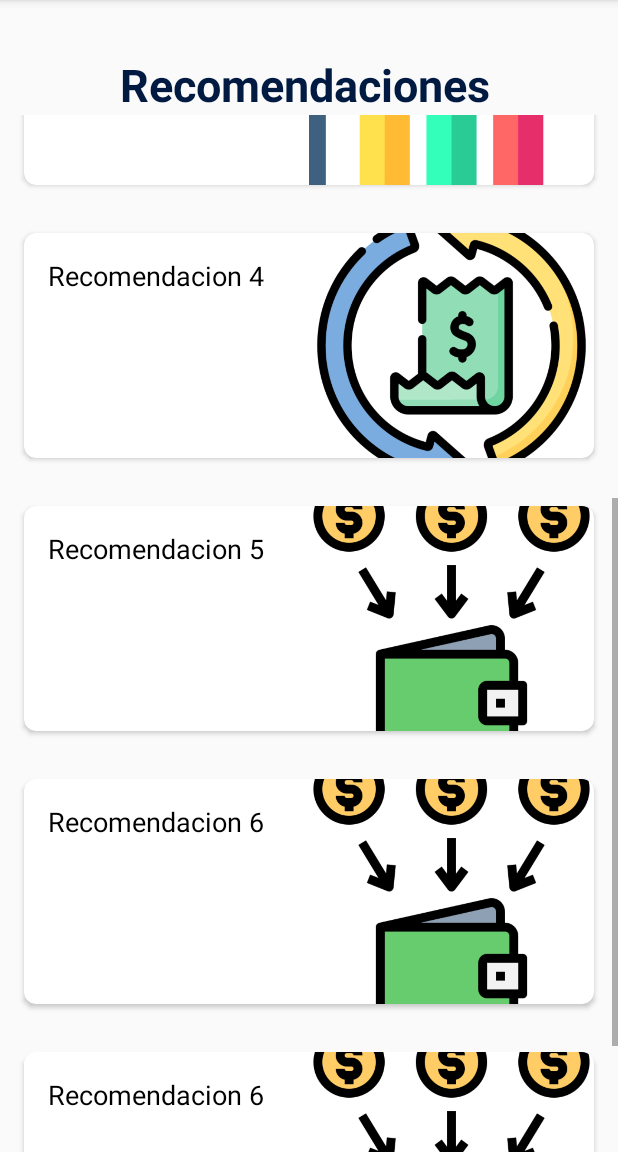
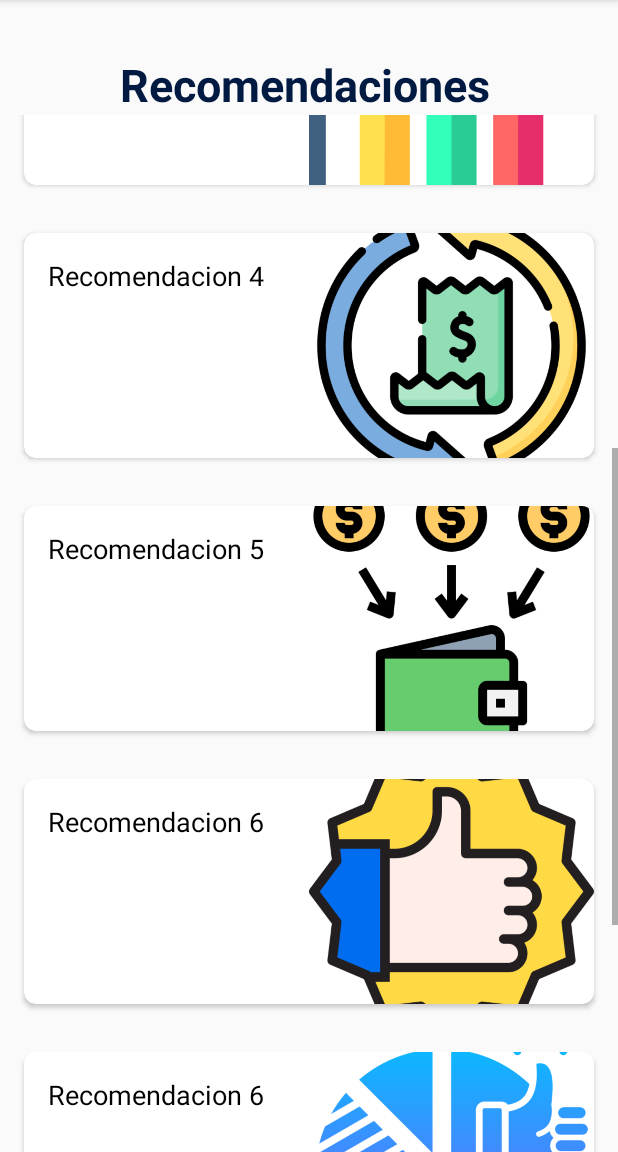
Before and after one commit to JmanCentral/Finazapp, an Android app built with Jetpack Compose: the fragment FragmentProyecciones shown on its own in the app's theme, scrolled down 483 dp, on a phone screen of 412 x 824 dp, the part 84-1236 px from its top. Run offline under Robolectric (Android 15) with nearby library versions, the phone set to English and light mode, and no system bars; our stand-ins replace Room's generated code.

Commit message:
Últimos Commits

```diff
--- a/app/src/main/java/com/practica/finazapp/DAOS/DAO.kt
+++ b/app/src/main/java/com/practica/finazapp/DAOS/DAO.kt
@@ -157,6 +157,11 @@ interface GastoDao {
     @Query("SELECT categoria, SUM(valor) as totalValor FROM Gasto WHERE idUsuario = :usuarioId GROUP BY categoria ORDER BY totalValor DESC")
     fun getCategoriasConMasGastos(usuarioId: Long): LiveData<List<CategoriaTotal>>
 
+    @Query("SELECT categoria, AVG(valor) AS gastoPromedio FROM Gasto WHERE idUsuario = :usuarioId GROUP BY categoria")
+    fun getGastoPromedioPorCategoria(usuarioId: Long): LiveData<List<GastoPromedio>>
+
+    @Query("SELECT SUM(valor) / COUNT(DISTINCT fecha) AS gastoPromedioDiario FROM Gasto WHERE idUsuario = :usuarioId")
+    fun getGastoPromedioDiarioTotal(usuarioId: Long): LiveData<Double>
 
 
 }
--- a/app/src/main/java/com/practica/finazapp/Repositorios/GastoRepository.kt
+++ b/app/src/main/java/com/practica/finazapp/Repositorios/GastoRepository.kt
@@ -3,6 +3,7 @@ package com.practica.finazapp.Repositorios
 import androidx.lifecycle.LiveData
 import com.practica.finazapp.DAOS.CategoriaTotal
 import com.practica.finazapp.DAOS.GastoDao
+import com.practica.finazapp.DAOS.GastoPromedio
 import com.practica.finazapp.Entidades.Gasto
 
 class GastoRepository(private val gastoDao: GastoDao) {
@@ -67,4 +68,11 @@ class GastoRepository(private val gastoDao: GastoDao) {
         return gastoDao.getCategoriasConMasGastos(usuarioId)
     }
 
+    fun getpromediodiario(usuarioId: Long): LiveData<List<GastoPromedio>> {
+        return gastoDao.getGastoPromedioPorCategoria(usuarioId)
+    }
+    fun getPromedioDiario(usuarioId: Long): LiveData<Double> {
+        return gastoDao.getGastoPromedioDiarioTotal(usuarioId)
+    }
+
 }
--- a/app/src/main/java/com/practica/finazapp/ViewModel/GastosViewModel.kt
+++ b/app/src/main/java/com/practica/finazapp/ViewModel/GastosViewModel.kt
@@ -6,6 +6,7 @@ import androidx.lifecycle.LiveData
 import androidx.lifecycle.viewModelScope
 import com.practica.finazapp.DAOS.AppDatabase
 import com.practica.finazapp.DAOS.CategoriaTotal
+import com.practica.finazapp.DAOS.GastoPromedio
 import com.practica.finazapp.Entidades.Gasto
 import com.practica.finazapp.Repositorios.GastoRepository
 import kotlinx.coroutines.Dispatchers
@@ -94,4 +95,16 @@ class GastosViewModel(application: Application) :AndroidViewModel(application) {
     fun getCategoriasConMasGastos(usuarioId: Long): LiveData<List<CategoriaTotal>> {
         return repository.getCategoriasConMasGastos(usuarioId)
     }
+
+    fun gastopromediomes(usuarioId: Long): LiveData<List<GastoPromedio>>
+    {
+        return repository.getpromediodiario(usuarioId)
+    }
+
+    fun gastopromediodiario(usuarioId: Long): LiveData<Double> {
+        return repository.getPromedioDiario(usuarioId)
+
+    }
+
+
 }
--- a/app/src/main/java/com/practica/finazapp/Vista/FragmentProyecciones.kt
+++ b/app/src/main/java/com/practica/finazapp/Vista/FragmentProyecciones.kt
@@ -157,7 +157,18 @@ class FragmentProyecciones : Fragment() {
                 mostrarRecomendacion(categoriaMasGasto.categoria, categoriaMasGasto.totalValor)
             }
         }
+
+        gastosViewModel.gastopromediodiario(usuarioId).observe(viewLifecycleOwner) { gastosPromedioDiario ->
+
+            gastosPromedioDiario?.let{
+                val textViewPromedioDiario = view?.findViewById<TextView>(R.id.textRecomendacion1)
+                val mensaje = "El promedio diario de tus gastos es de  : $${String.format("%.2f", it)}"
+                textViewPromedioDiario?.text = mensaje
+
+            }
+        }
     }
+
 
     fun mostrarRecomendacion(categoria: String, totalValor: Double) {
 
@@ -167,6 +178,8 @@ class FragmentProyecciones : Fragment() {
 
     }
 
+
+
     fun obtenerMesActual(): String {
         val formatoMes = SimpleDateFormat("MMMM", Locale.getDefault())
         return formatoMes.format(Date())
--- a/app/src/main/res/layout/fragment_proyecciones.xml
+++ b/app/src/main/res/layout/fragment_proyecciones.xml
@@ -20,7 +20,6 @@
         app:layout_constraintStart_toStartOf="parent"
         app:layout_constraintTop_toTopOf="parent" />
 
-    <!-- ScrollView con un LinearLayout interno para los CardViews -->
     <ScrollView
         android:id="@+id/scrollView3"
         android:layout_width="0dp"
@@ -240,7 +239,7 @@
                         android:layout_weight="1"
                         android:contentDescription="Imagen de gasto"
                         android:scaleType="centerCrop"
-                        android:src="@drawable/ingreso" />
+                        android:src="@drawable/calidad" />
                 </LinearLayout>
             </androidx.cardview.widget.CardView>
 
@@ -274,15 +273,49 @@
                         android:layout_weight="1"
                         android:contentDescription="Imagen de gasto"
                         android:scaleType="centerCrop"
-                        android:src="@drawable/ingreso" />
+                        android:src="@drawable/recomendacion" />
+                </LinearLayout>
+            </androidx.cardview.widget.CardView>
+
+            <androidx.cardview.widget.CardView
+                android:id="@+id/cardView8"
+                android:layout_width="match_parent"
+                android:layout_height="wrap_content"
+                android:layout_margin="16dp"
+                app:cardCornerRadius="8dp">
+
+                <LinearLayout
+                    android:layout_width="match_parent"
+                    android:layout_height="wrap_content"
+                    android:orientation="horizontal">
+
+                    <TextView
+                        android:id="@+id/textRecomendacion1"
+                        android:layout_width="0dp"
+                        android:layout_height="wrap_content"
+                        android:layout_weight="1"
+                        android:padding="16dp"
+                        android:text="Recomendacion 6"
+                        android:textColor="@android:color/black"
+                        android:textSize="18sp" />
+
+                    <ImageView
+                        android:id="@+id/imageViewGasto7"
+                        android:layout_width="0dp"
+                        android:layout_height="150dp"
+                        android:layout_gravity="center"
+                        android:layout_weight="1"
+                        android:contentDescription="Imagen de gasto"
+                        android:scaleType="centerCrop"
+                        android:src="@drawable/sugerencia" />
                 </LinearLayout>
             </androidx.cardview.widget.CardView>
 
             <TextView
                 android:id="@+id/textView"
-                android:layout_width="wrap_content"
+                android:layout_width="73dp"
                 android:layout_height="wrap_content"
-                android:textSize="25sp"
+                android:textSize="35sp"
                 tools:ignore="MissingConstraints" />
 
         </LinearLayout>
--- a/app/src/main/res/layout/item_lista.xml
+++ b/app/src/main/res/layout/item_lista.xml
@@ -10,7 +10,7 @@
 
     <androidx.cardview.widget.CardView
         android:layout_width="match_parent"
-        android:layout_height="wrap_content"
+        android:layout_height="260dp"
         android:layout_margin="8dp"
         cardview:cardCornerRadius="8dp"
         cardview:cardElevation="4dp">
@@ -27,8 +27,7 @@
                 android:layout_width="match_parent"
                 android:layout_height="100dp"
                 android:scaleType="centerCrop"
-                android:src="@drawable/dineroo"
-                />
+                android:src="@drawable/dineroo" />
 
             <TextView
                 android:id="@+id/Viewdescripcion"
```
Also changed, not shown: app/src/main/res/drawable/calidad.png (added), app/src/main/res/drawable/recomendacion.png (added), app/src/main/res/drawable/sugerencia.png (added).
